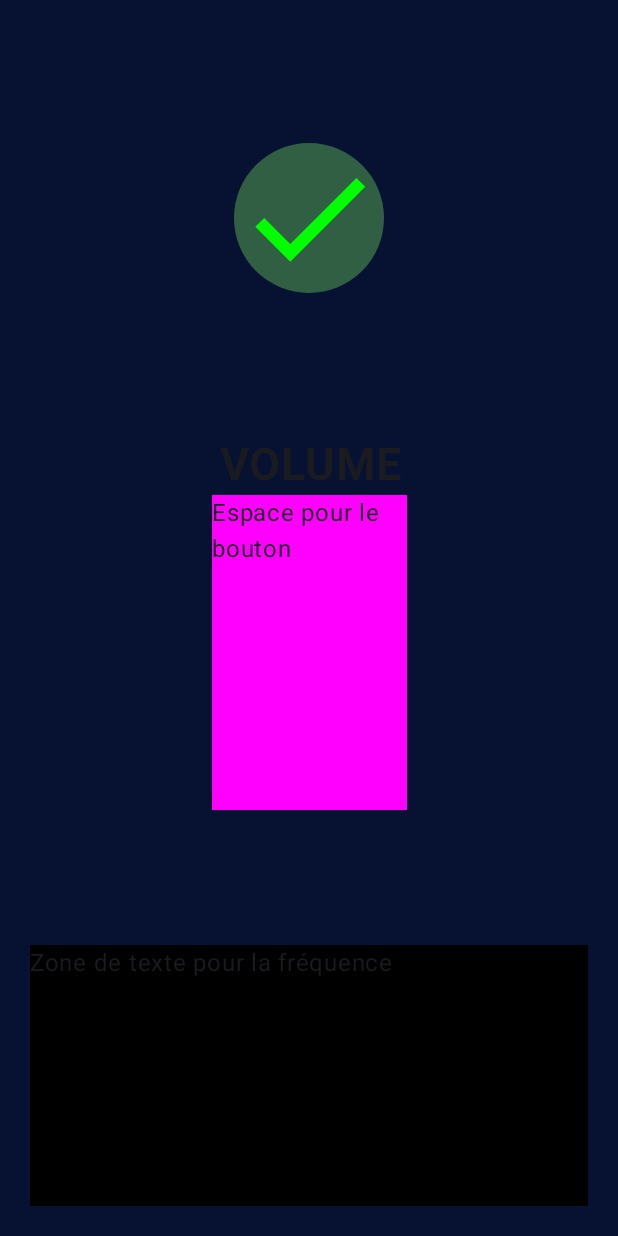
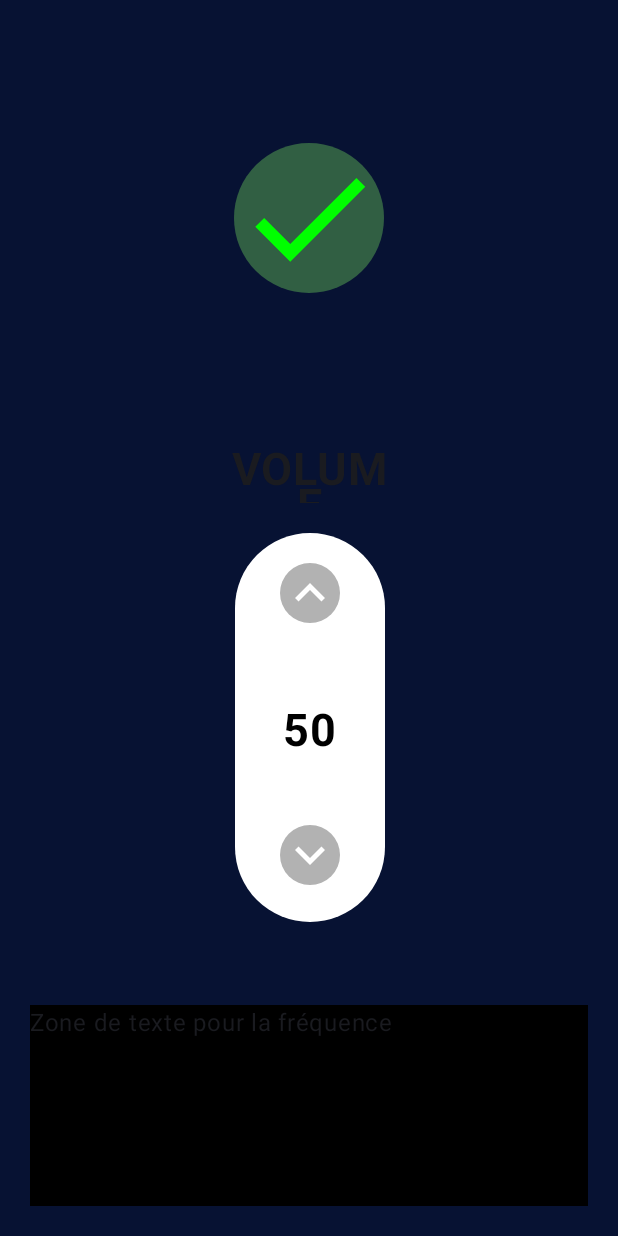
Before and after one commit to WilliamsLenkeu/TelecommandeUniversel, an Android app built with Jetpack Compose: the screen it shows after launch (MainActivity), on a phone screen of 412 x 824 dp. Run offline under Robolectric (Android 15) with nearby library versions, the phone set to English and light mode, and no system bars.

Commit message:
update du bouton de gestion de volume

```diff
--- a/app/src/main/java/com/learn/telecommandeuniversel/HomeScreen.kt
+++ b/app/src/main/java/com/learn/telecommandeuniversel/HomeScreen.kt
@@ -2,10 +2,12 @@ package com.learn.telecommandeuniversel
 
 import androidx.compose.foundation.background
 import androidx.compose.foundation.layout.*
+import androidx.compose.foundation.shape.RoundedCornerShape
 import androidx.compose.material3.Text
 import androidx.compose.runtime.Composable
 import androidx.compose.ui.Alignment
 import androidx.compose.ui.Modifier
+import androidx.compose.ui.draw.clip
 import androidx.compose.ui.graphics.Color
 import androidx.compose.ui.text.font.FontWeight
 import androidx.compose.ui.text.style.TextAlign
@@ -24,6 +26,7 @@ fun HomeScreen(){
         verticalArrangement = Arrangement.Center,
         horizontalAlignment = Alignment.CenterHorizontally
     ) {
+        // Ligne pour le bouton d'arret et de demarrage
         Row(
             modifier = Modifier
                 .width(180.dp)
@@ -33,14 +36,21 @@ fun HomeScreen(){
         ) {
             MyPowerButton()
         }
+        // Ligne pour le bouton de gestion du volume
         Row(
             modifier = Modifier
                 .width(150.dp)
-                .height(270.dp)
-                .padding(10.dp),
+                .height(350.dp)
+                .padding(5.dp),
             verticalAlignment = Alignment.CenterVertically,
         ) {
-            Column {
+            Column(
+                modifier = Modifier
+                    .fillMaxSize()
+                    .padding(10.dp),
+                verticalArrangement = Arrangement.Center,
+                horizontalAlignment = Alignment.CenterHorizontally
+            ) {
                 Row(
                     modifier = Modifier
                         .fillMaxWidth()
@@ -55,13 +65,16 @@ fun HomeScreen(){
                         fontSize = 30.sp
                     )
                 }
+                Spacer(modifier = Modifier.height(20.dp))
                 Row(
                     modifier = Modifier
-                        .background(Color.Magenta)
-                        .fillMaxWidth()
-                        .fillMaxHeight()
+                        .clip(RoundedCornerShape(90.dp))
+                        .width(100.dp)
+                        .fillMaxHeight(),
+                    horizontalArrangement = Arrangement.Center,
+                    verticalAlignment = Alignment.CenterVertically
                 ) {
-                    Text(text = "Espace pour le bouton")
+                    VolumeButton()
                 }
             }
         }
@@ -69,7 +82,7 @@ fun HomeScreen(){
             modifier = Modifier
                 .fillMaxWidth()
                 .height(270.dp)
-                .padding(10.dp, 80.dp, 10.dp, 10.dp)
+                .padding(10.dp, 40.dp, 10.dp, 10.dp)
                 .background(Color.Black)
         ) {
             Text(text = "Zone de texte pour la fréquence")
--- a/app/src/main/java/com/learn/telecommandeuniversel/MyButton.kt
+++ b/app/src/main/java/com/learn/telecommandeuniversel/PowerButton.kt
@@ -58,7 +58,3 @@ fun MyPowerButton() {
 
     }
 }
-
-fun VolumeButtom() {
-
-}
--- /dev/null
+++ b/app/src/main/java/com/learn/telecommandeuniversel/VolumeButton.kt
@@ -0,0 +1,92 @@
+package com.learn.telecommandeuniversel
+
+import androidx.compose.foundation.background
+import androidx.compose.foundation.layout.Arrangement
+import androidx.compose.foundation.layout.Column
+import androidx.compose.foundation.layout.Row
+import androidx.compose.foundation.layout.fillMaxHeight
+import androidx.compose.foundation.layout.fillMaxWidth
+import androidx.compose.foundation.layout.height
+import androidx.compose.foundation.layout.padding
+import androidx.compose.foundation.layout.size
+import androidx.compose.material.icons.Icons
+import androidx.compose.material.icons.sharp.KeyboardArrowDown
+import androidx.compose.material.icons.sharp.KeyboardArrowUp
+import androidx.compose.material3.Icon
+import androidx.compose.material3.IconButton
+import androidx.compose.material3.Text
+import androidx.compose.runtime.Composable
+import androidx.compose.runtime.MutableState
+import androidx.compose.runtime.getValue
+import androidx.compose.runtime.mutableStateOf
+import androidx.compose.runtime.saveable.rememberSaveable
+import androidx.compose.runtime.setValue
+import androidx.compose.ui.Alignment
+import androidx.compose.ui.Modifier
+import androidx.compose.ui.graphics.Color
+import androidx.compose.ui.text.font.FontWeight
+import androidx.compose.ui.unit.dp
+import androidx.compose.ui.unit.sp
+
+@Composable
+fun VolumeButton() {
+    var countValue by rememberSaveable { mutableStateOf(50) }
+    Column(
+        modifier = Modifier
+            .background(Color.White)
+            .padding(16.dp)
+            .fillMaxHeight()
+            .fillMaxWidth(),
+        verticalArrangement = Arrangement.Center,
+        horizontalAlignment = Alignment.CenterHorizontally
+    ) {
+        Row(
+            modifier = Modifier
+                .fillMaxWidth()
+                .height(57.dp),
+            horizontalArrangement = Arrangement.Center
+        ) {
+            IconButton(onClick = { countValue++ }) {
+                Icon(
+                    Icons.Sharp.KeyboardArrowUp,
+                    contentDescription = "Up",
+                    modifier = Modifier
+                        .size(100.dp)
+                        .background(Color(0x54171816)),
+                    tint = Color.White
+                )
+            }
+        }
+        Row(
+            modifier = Modifier
+                .fillMaxWidth()
+                .height(117.dp),
+            horizontalArrangement = Arrangement.Center,
+            verticalAlignment = Alignment.CenterVertically
+        ) {
+            Text(
+                text = "$countValue",
+                color = Color.Black,
+                fontWeight = FontWeight.Bold,
+                fontSize = 30.sp
+            )
+        }
+        Row(
+            modifier = Modifier
+                .fillMaxWidth()
+                .height(57.dp),
+            horizontalArrangement = Arrangement.Center
+        ) {
+            IconButton(onClick = { countValue-- }) {
+                Icon(
+                    Icons.Sharp.KeyboardArrowDown,
+                    contentDescription = "Down",
+                    modifier = Modifier
+                        .size(100.dp)
+                        .background(Color(0x54171816)),
+                    tint = Color.White
+                )
+            }
+        }
+    }
+}
```
